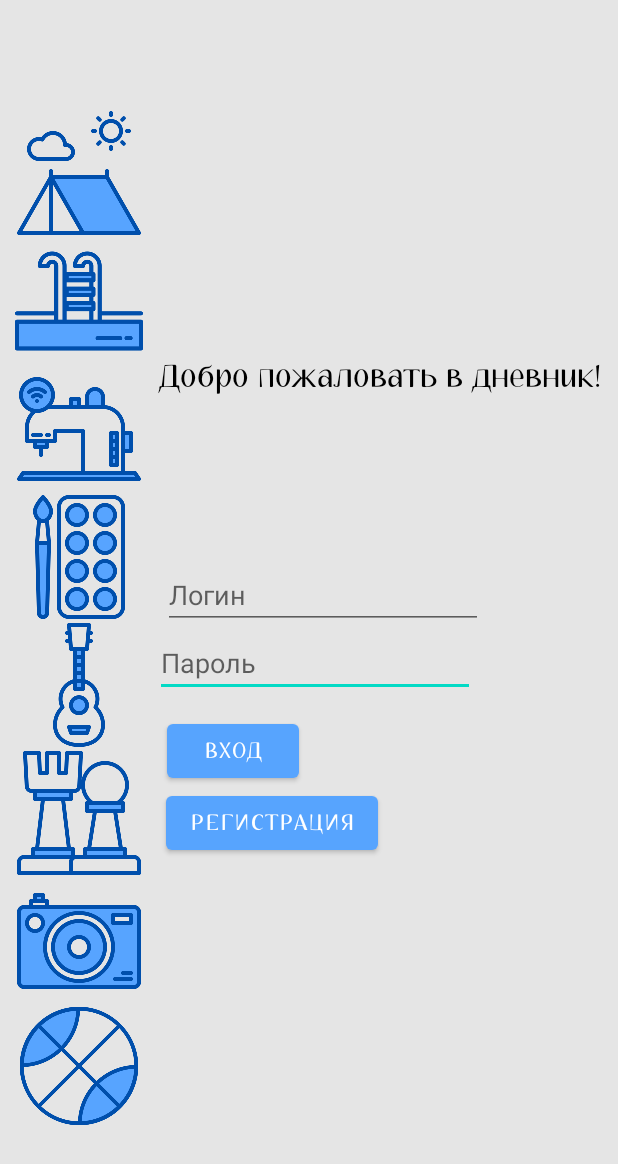
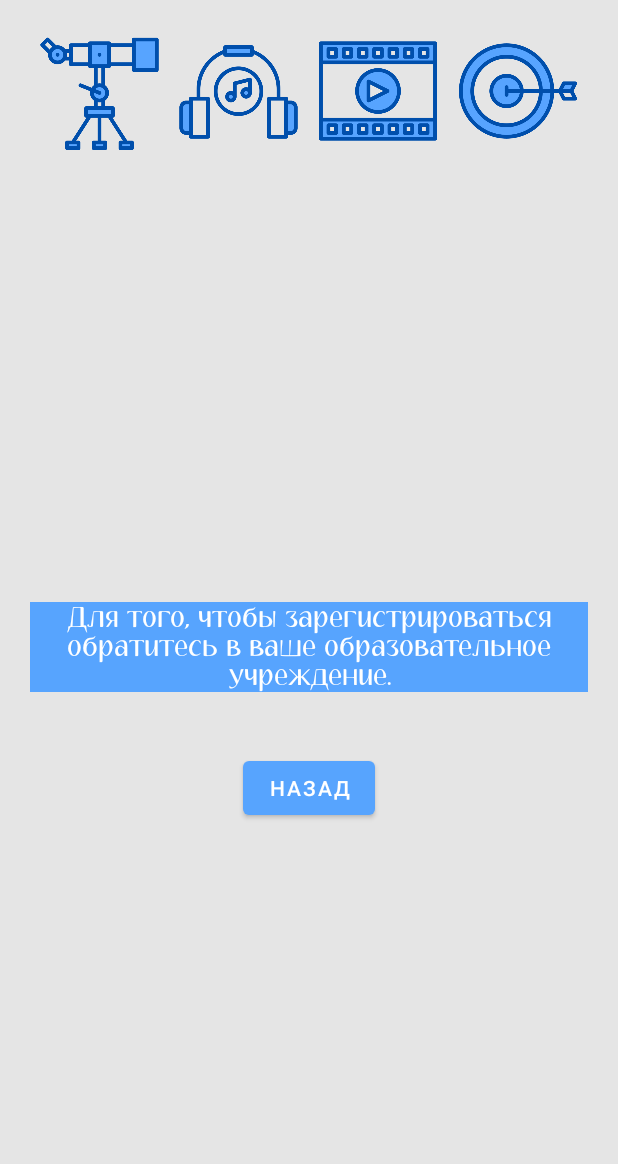
Before and after one commit to el-bess/Pracice_3, an Android app: the screen it shows after launch (MainActivity before the commit, Activity3 after it), after a tap on "РЕГИСТРАЦИЯ", on a phone screen of 412 x 824 dp. Shown: the top 1164 px of the screen. Run offline under Robolectric (Android 15) with nearby library versions, the light colour scheme and no system bars.

Commit message:
Third commit

```diff
--- /dev/null
+++ b/app/src/main/java/com/example/ejornal/Activity3.java
@@ -0,0 +1,30 @@
+package com.example.ejornal;
+
+import androidx.appcompat.app.AppCompatActivity;
+
+import android.annotation.SuppressLint;
+import android.content.Intent;
+import android.os.Bundle;
+import android.view.View;
+import android.widget.Button;
+
+public class Activity3 extends AppCompatActivity {
+
+    @SuppressLint("MissingInflatedId")
+    @Override
+    protected void onCreate(Bundle savedInstanceState) {
+        super.onCreate(savedInstanceState);
+        setContentView(R.layout.activity_3);
+
+        Button BtBack = (Button) findViewById(R.id.btnBack);
+
+        View.OnClickListener onclBtBack=new View.OnClickListener() {
+            @Override
+            public void onClick(View v){
+                Intent intent = new Intent(Activity3.this, MainActivity.class);
+                startActivity(intent);
+            }
+        };
+        BtBack.setOnClickListener(onclBtBack);
+    }
+}
--- a/app/src/main/java/com/example/ejornal/MainActivity.java
+++ b/app/src/main/java/com/example/ejornal/MainActivity.java
@@ -24,9 +24,29 @@ public class MainActivity extends AppCompatActivity {
 
         Button BtEnter = (Button) findViewById(R.id.btEnter);//Кнопка войти
         editText = (EditText) findViewById(R.id.editName);//Ввод логина
+        BtEnter.setOnClickListener(onclBtEnter);
 
         Button BtAutor = (Button) findViewById(R.id.btAutor);//Кнопка авторизироваться
+        BtAutor.setOnClickListener(onclBtAutor);
+    }
+    View.OnClickListener onclBtEnter=new View.OnClickListener() {
+        @Override
+        public void onClick(View v){
+            Intent intent = new Intent(MainActivity.this, SecondActivity.class);
+            intent.putExtra("name", editText.getText().toString());
+            Log.i(TAG,"Programno");
+            startActivity(intent);
+        }
+    };
+    public void showLog (View v){
+        Log.i(TAG,"Declarativno");
+    }
+    View.OnClickListener onclBtAutor=new View.OnClickListener() {
+        @Override
+        public void onClick(View view) {
+            Intent intent = new Intent(MainActivity.this, Activity3.class);
 
-    }
-
+            startActivity(intent);
+        }
+    };
 }
--- /dev/null
+++ b/app/src/main/res/layout/activity_3.xml
@@ -0,0 +1,95 @@
+<?xml version="1.0" encoding="utf-8"?>
+<androidx.constraintlayout.widget.ConstraintLayout xmlns:android="http://schemas.android.com/apk/res/android"
+    xmlns:app="http://schemas.android.com/apk/res-auto"
+    xmlns:tools="http://schemas.android.com/tools"
+    android:layout_width="match_parent"
+    android:layout_height="wrap_content">
+
+    <ImageView
+        android:id="@+id/imageView3"
+        android:layout_width="wrap_content"
+        android:layout_height="wrap_content"
+        android:scaleType="centerCrop"
+        app:layout_constraintBottom_toBottomOf="parent"
+        app:layout_constraintEnd_toEndOf="parent"
+        app:layout_constraintStart_toStartOf="parent"
+        app:layout_constraintTop_toTopOf="parent"
+        app:srcCompat="@drawable/background_2" />
+
+    <LinearLayout
+        android:layout_width="match_parent"
+        android:layout_height="match_parent"
+        android:orientation="horizontal"
+        app:layout_constraintEnd_toEndOf="parent"
+        app:layout_constraintStart_toStartOf="parent"
+        android:layout_marginTop="40dp"
+        android:layout_margin="20dp"
+
+        android:gravity="center"
+        app:layout_constraintTop_toTopOf="parent">
+
+        <ImageView
+            android:id="@+id/imageView15"
+            android:layout_width="81dp"
+            android:layout_height="81dp"
+            android:layout_weight="1"
+            app:srcCompat="@drawable/star_gazing" />
+
+        <ImageView
+            android:id="@+id/imageView10"
+            android:layout_width="81dp"
+            android:layout_height="81dp"
+            android:layout_weight="1"
+            app:srcCompat="@drawable/headphones" />
+
+        <ImageView
+            android:id="@+id/imageView9"
+            android:layout_width="81dp"
+            android:layout_height="81dp"
+            android:layout_weight="1"
+            app:srcCompat="@drawable/film" />
+
+        <ImageView
+            android:id="@+id/imageView4"
+            android:layout_width="81dp"
+            android:layout_height="81dp"
+            android:layout_weight="1"
+            app:srcCompat="@drawable/archery" />
+    </LinearLayout>
+
+    <LinearLayout
+        android:layout_width="match_parent"
+        android:layout_height="wrap_content"
+        android:fontFamily="@font/aubrey_pro"
+        android:orientation="vertical"
+        app:layout_constraintBottom_toBottomOf="parent"
+        app:layout_constraintEnd_toEndOf="parent"
+        app:layout_constraintStart_toStartOf="parent"
+        app:layout_constraintTop_toTopOf="@+id/imageView3"
+        app:layout_constraintVertical_bias="0.6">
+
+        <TextView
+            android:id="@+id/textView"
+            android:layout_width="wrap_content"
+            android:layout_height="wrap_content"
+            android:layout_gravity="center"
+            android:layout_margin="20dp"
+            android:background="@color/blue"
+            android:fontFamily="@font/aubrey_pro"
+            android:gravity="center"
+            android:text="Для того, чтобы зарегистрироваться обратитесь в ваше образовательное учреждение."
+            android:textColor="@color/white"
+            android:textColorHint="@color/blue"
+            android:textSize="18sp" />
+
+        <Button
+            android:id="@+id/btnBack"
+            android:layout_width="wrap_content"
+            android:layout_height="wrap_content"
+            android:layout_gravity="center"
+            android:layout_margin="20dp"
+            android:gravity="center"
+            android:text="Назад" />
+    </LinearLayout>
+
+</androidx.constraintlayout.widget.ConstraintLayout>
```
Also changed, not shown: app/src/main/AndroidManifest.xml (+7 -0 lines), app/src/main/java/com/example/ejornal/SecondActivity.java (added, +41 -0 lines), app/src/main/res/layout/activity_second.xml (added, +102 -0 lines).
